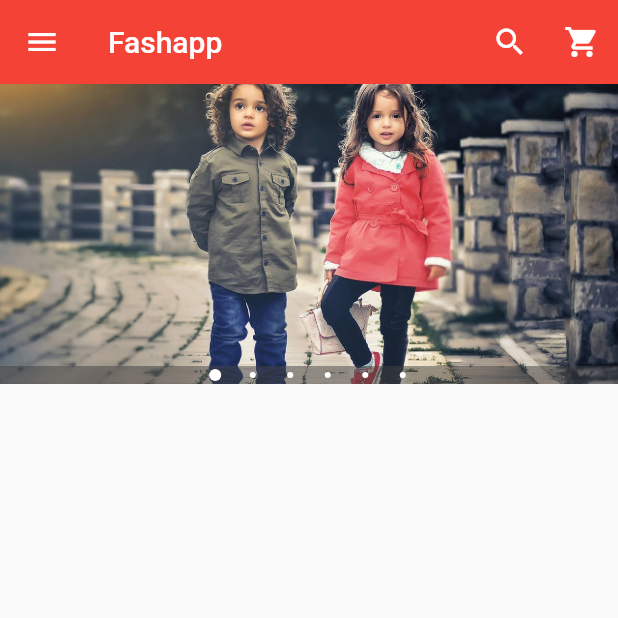
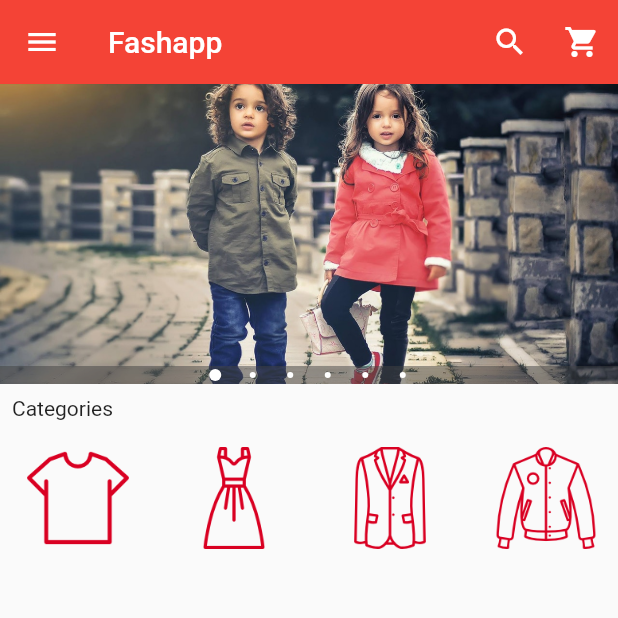
Before and after one commit to Crawford30/ShopApp, a Flutter app: the screen it shows after launch, on a phone screen of 412 x 824 dp, the top half of it. Run offline on Flutter 3.47's test engine with Material 2 defaults, Android fonts, the phone set to English and light mode, and no system bars; drawn by our look-alikes of carousel_pro.

Commit message:
Horizontal List view

```diff
--- /dev/null
+++ b/lib/components/horizontal_listview.dart
@@ -0,0 +1,68 @@
+import 'package:flutter/material.dart';
+
+class HorizontalList extends StatelessWidget {
+  const HorizontalList({Key? key}) : super(key: key);
+
+  @override
+  Widget build(BuildContext context) {
+    return SizedBox(
+      height: 80.0,
+      child: ListView(
+        scrollDirection: Axis.horizontal,
+        children: [
+          Category(
+              image_location: 'images/cats/tshirt.png', image_caption: 'Shirt'),
+          Category(
+              image_location: 'images/cats/dress.png', image_caption: 'Dress'),
+          Category(
+              image_location: 'images/cats/formal.png',
+              image_caption: 'Formal'),
+          Category(
+              image_location: 'images/cats/informal.png',
+              image_caption: 'Informal'),
+          Category(
+              image_location: 'images/cats/shoe.png', image_caption: 'Shoe'),
+          Category(
+              image_location: 'images/cats/jeans.png', image_caption: 'Jeans'),
+          Category(
+              image_location: 'images/cats/accessories.png',
+              image_caption: 'Accessories'),
+        ],
+      ),
+    );
+  }
+}
+
+class Category extends StatelessWidget {
+  final String image_location;
+  final String image_caption;
+
+  Category({required this.image_location, required this.image_caption});
+
+  @override
+  Widget build(BuildContext context) {
+    return Padding(
+      padding: const EdgeInsets.all(2.0),
+      child: InkWell(
+        onTap: () {},
+        child: Container(
+          width: 100.0,
+          child: ListTile(
+            title: Image.asset(
+              image_location,
+              width: 100.0,
+              height: 80.0,
+            ),
+            subtitle: Container(
+              alignment: Alignment.topCenter,
+              child: Text(
+                image_caption,
+                style: TextStyle(fontSize: 12.0),
+              ),
+            ),
+          ),
+        ),
+      ),
+    );
+  }
+}
--- a/lib/main.dart
+++ b/lib/main.dart
@@ -1,5 +1,8 @@
 import 'package:flutter/material.dart';
 import 'package:carousel_pro/carousel_pro.dart';
+
+//====My Own imports
+import 'package:shopapp/components/horizontal_listview.dart';
 
 void main() {
   runApp(const MaterialApp(
@@ -18,7 +21,6 @@ class HomePage extends StatefulWidget {
 class _HomePageState extends State<HomePage> {
   @override
   Widget build(BuildContext context) {
-
     Widget imageCarousel = SizedBox(
       height: 200.0,
       child: Carousel(
@@ -37,7 +39,6 @@ class _HomePageState extends State<HomePage> {
         dotSize: 4.0,
         indicatorBgPadding: 2.0,
       ),
-
     );
 
     return Scaffold(
@@ -126,7 +127,10 @@ class _HomePageState extends State<HomePage> {
               onTap: () {},
               child: ListTile(
                 title: Text('Settings'),
-                leading: Icon(Icons.settings, color: Colors.blue,),
+                leading: Icon(
+                  Icons.settings,
+                  color: Colors.blue,
+                ),
               ),
             ),
 
@@ -134,16 +138,28 @@ class _HomePageState extends State<HomePage> {
               onTap: () {},
               child: ListTile(
                 title: Text('About'),
-                leading: Icon(Icons.help, color: Colors.blue,),
+                leading: Icon(
+                  Icons.help,
+                  color: Colors.blue,
+                ),
               ),
             ),
           ],
         ),
       ),
-
       body: ListView(
         children: [
-          imageCarousel
+          //=======Image Carousel begins here =====
+          imageCarousel,
+
+          //========Padding widget=====
+          Padding(
+            padding: const EdgeInsets.all(8.0),
+            child: Text("Categories"),
+          ),
+
+          //======Horizontal List View begins here =====
+          HorizontalList(),
         ],
       ),
     );
```
Also changed, not shown: pubspec.yaml (+7 -0 lines).
